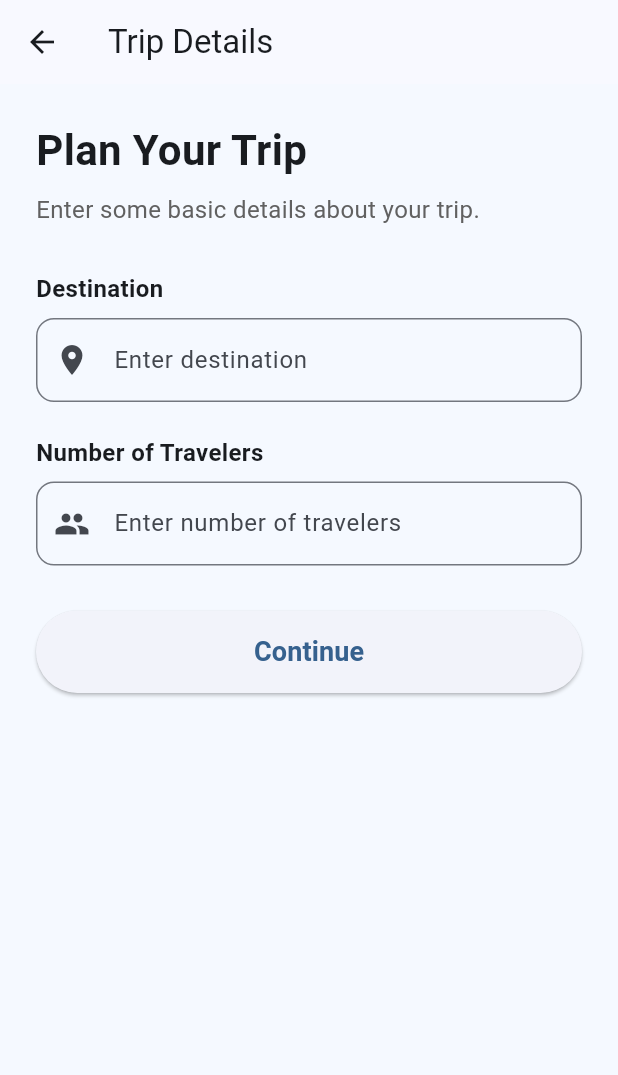
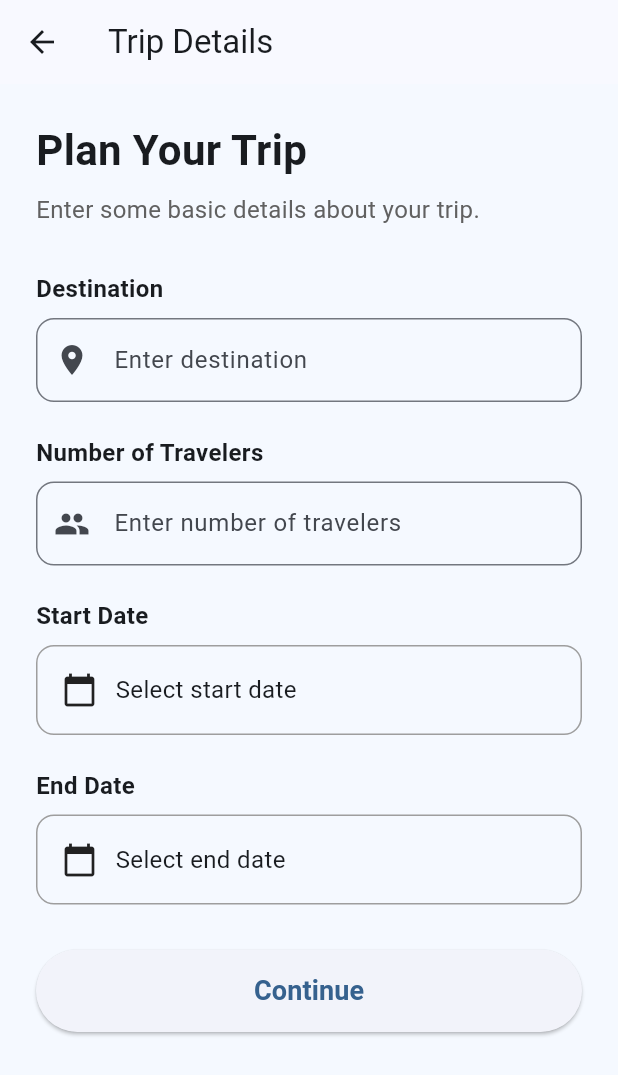
Before and after one commit to vijayahasini2007/smart_travel_planner, a Flutter app: the TripDetailsScreen screen opened directly, on a phone screen of 412 x 824 dp. Shown: the top 1075 px of the screen. Run offline on Flutter 3.47's test engine with Material 3 defaults, Android fonts, the light colour scheme and no system bars.

Commit message:
Added date picker functionality

```diff
--- a/lib/screens/trip_details_screen.dart
+++ b/lib/screens/trip_details_screen.dart
@@ -1,11 +1,11 @@
 import 'package:flutter/material.dart';
+import 'package:intl/intl.dart';
 
 class TripDetailsScreen extends StatefulWidget {
   const TripDetailsScreen({super.key});
 
   @override
-  State<TripDetailsScreen> createState() =>
-      _TripDetailsScreenState();
+  State<TripDetailsScreen> createState() => _TripDetailsScreenState();
 }
 
 class _TripDetailsScreenState extends State<TripDetailsScreen> {
@@ -14,6 +14,52 @@ class _TripDetailsScreenState extends State<TripDetailsScreen> {
 
   final TextEditingController travelersController =
       TextEditingController();
+
+  DateTime? startDate;
+  DateTime? endDate;
+
+  Future<void> selectStartDate() async {
+    final DateTime? pickedDate = await showDatePicker(
+      context: context,
+      initialDate: DateTime.now(),
+      firstDate: DateTime.now(),
+      lastDate: DateTime(2030),
+    );
+
+    if (pickedDate != null) {
+      setState(() {
+        startDate = pickedDate;
+
+        if (endDate != null && endDate!.isBefore(pickedDate)) {
+          endDate = null;
+        }
+      });
+    }
+  }
+
+  Future<void> selectEndDate() async {
+    if (startDate == null) {
+      ScaffoldMessenger.of(context).showSnackBar(
+        const SnackBar(
+          content: Text('Please select the start date first.'),
+        ),
+      );
+      return;
+    }
+
+    final DateTime? pickedDate = await showDatePicker(
+      context: context,
+      initialDate: startDate!,
+      firstDate: startDate!,
+      lastDate: DateTime(2030),
+    );
+
+    if (pickedDate != null) {
+      setState(() {
+        endDate = pickedDate;
+      });
+    }
+  }
 
   @override
   void dispose() {
@@ -67,9 +113,7 @@ class _TripDetailsScreenState extends State<TripDetailsScreen> {
               controller: destinationController,
               decoration: InputDecoration(
                 hintText: 'Enter destination',
-                prefixIcon: const Icon(
-                  Icons.location_on,
-                ),
+                prefixIcon: const Icon(Icons.location_on),
                 border: OutlineInputBorder(
                   borderRadius: BorderRadius.circular(12),
                 ),
@@ -93,11 +137,93 @@ class _TripDetailsScreenState extends State<TripDetailsScreen> {
               keyboardType: TextInputType.number,
               decoration: InputDecoration(
                 hintText: 'Enter number of travelers',
-                prefixIcon: const Icon(
-                  Icons.people,
-                ),
+                prefixIcon: const Icon(Icons.people),
                 border: OutlineInputBorder(
                   borderRadius: BorderRadius.circular(12),
+                ),
+              ),
+            ),
+
+            const SizedBox(height: 22),
+
+            const Text(
+              'Start Date',
+              style: TextStyle(
+                fontSize: 16,
+                fontWeight: FontWeight.bold,
+              ),
+            ),
+
+            const SizedBox(height: 8),
+
+            GestureDetector(
+              onTap: selectStartDate,
+              child: Container(
+                width: double.infinity,
+                padding: const EdgeInsets.symmetric(
+                  horizontal: 16,
+                  vertical: 17,
+                ),
+                decoration: BoxDecoration(
+                  border: Border.all(
+                    color: Colors.grey.shade500,
+                  ),
+                  borderRadius: BorderRadius.circular(12),
+                ),
+                child: Row(
+                  children: [
+                    const Icon(Icons.calendar_today),
+                    const SizedBox(width: 12),
+                    Text(
+                      startDate == null
+                          ? 'Select start date'
+                          : DateFormat('dd MMM yyyy')
+                              .format(startDate!),
+                      style: const TextStyle(fontSize: 16),
+                    ),
+                  ],
+                ),
+              ),
+            ),
+
+            const SizedBox(height: 22),
+
+            const Text(
+              'End Date',
+              style: TextStyle(
+                fontSize: 16,
+                fontWeight: FontWeight.bold,
+              ),
+            ),
+
+            const SizedBox(height: 8),
+
+            GestureDetector(
+              onTap: selectEndDate,
+              child: Container(
+                width: double.infinity,
+                padding: const EdgeInsets.symmetric(
+                  horizontal: 16,
+                  vertical: 17,
+                ),
+                decoration: BoxDecoration(
+                  border: Border.all(
+                    color: Colors.grey.shade500,
+                  ),
+                  borderRadius: BorderRadius.circular(12),
+                ),
+                child: Row(
+                  children: [
+                    const Icon(Icons.calendar_today),
+                    const SizedBox(width: 12),
+                    Text(
+                      endDate == null
+                          ? 'Select end date'
+                          : DateFormat('dd MMM yyyy')
+                              .format(endDate!),
+                      style: const TextStyle(fontSize: 16),
+                    ),
+                  ],
                 ),
               ),
             ),
--- a/pubspec.yaml
+++ b/pubspec.yaml
@@ -30,6 +30,7 @@ environment:
 dependencies:
   flutter:
     sdk: flutter
+  intl: ^0.20.2
 
   # The following adds the Cupertino Icons font to your application.
   # Use with the CupertinoIcons class for iOS style icons.
```
Also changed, not shown: pubspec.lock.
